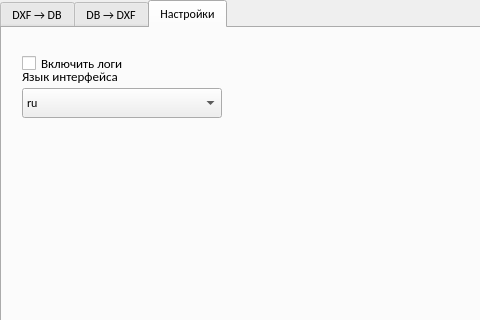
The window that src/presentation/resources/main_dialog.ui (Comanda-A/DXF-PostGIS-Converter) describes before a commit, drawn with Qt 5; both pictures show x 0 to 480 and y 0 to 320 of the 704 by 618 pixel window.
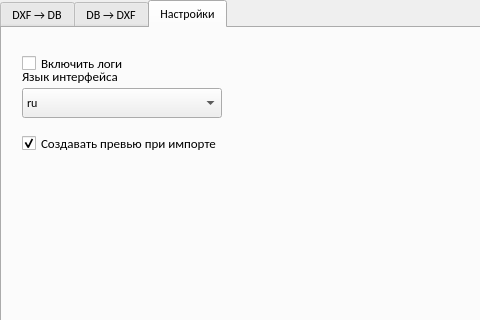
The same window after the commit. The open tabs and pages were chosen to show the change.

Commit message: Add option to generate SVG preview during DXF import

```diff
--- a/src/presentation/resources/main_dialog.ui
+++ b/src/presentation/resources/main_dialog.ui
@@ -503,6 +503,28 @@
       <string>Язык интерфейса</string>
      </property>
     </widget>
+    <widget class="QCheckBox" name="enable_preview_checkbox">
+     <property name="geometry">
+      <rect>
+       <x>20</x>
+       <y>100</y>
+       <width>250</width>
+       <height>30</height>
+      </rect>
+     </property>
+     <property name="font">
+      <font>
+       <family>Calibri</family>
+       <pointsize>10</pointsize>
+      </font>
+     </property>
+     <property name="text">
+      <string>Создавать превью при импорте</string>
+     </property>
+     <property name="checked">
+      <bool>true</bool>
+     </property>
+    </widget>
    </widget>
   </widget>
  </widget>
```
The commit also changes 7 other files.
